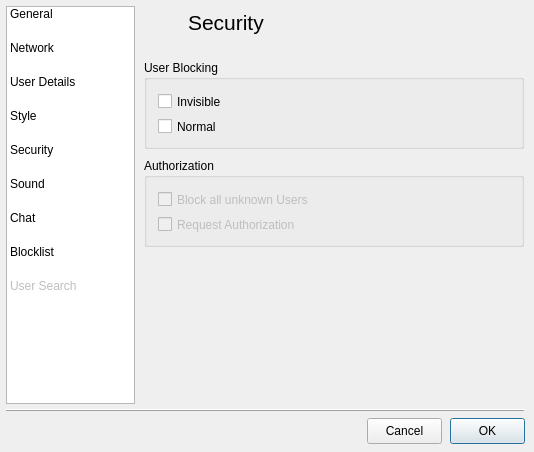
vituperative/i2pchat, file src/gui/form_settingsgui.ui: the form before one commit.
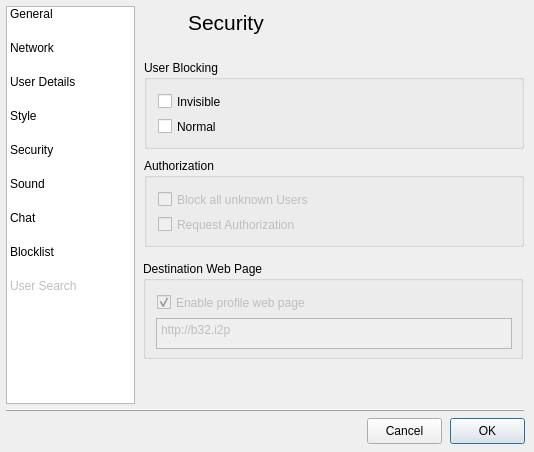
The form after the commit. The open tabs and pages were chosen to show the change. Icons and pictures are not drawn.

Commit message: Add placeholder configs for destination web page activation

```diff
--- a/src/gui/form_settingsgui.ui
+++ b/src/gui/form_settingsgui.ui
@@ -2102,6 +2102,69 @@
        </property>
       </widget>
      </widget>
+     <widget class="QGroupBox" name="groupBox_11">
+      <property name="geometry">
+       <rect>
+        <x>3</x>
+        <y>253</y>
+        <width>380</width>
+        <height>98</height>
+       </rect>
+      </property>
+      <property name="minimumSize">
+       <size>
+        <width>380</width>
+        <height>0</height>
+       </size>
+      </property>
+      <property name="maximumSize">
+       <size>
+        <width>380</width>
+        <height>16777215</height>
+       </size>
+      </property>
+      <property name="title">
+       <string>Destination Web Page</string>
+      </property>
+      <widget class="QCheckBox" name="blockallcheckBox_2">
+       <property name="enabled">
+        <bool>false</bool>
+       </property>
+       <property name="geometry">
+        <rect>
+         <x>14</x>
+         <y>31</y>
+         <width>405</width>
+         <height>21</height>
+        </rect>
+       </property>
+       <property name="text">
+        <string>Enable profile web page</string>
+       </property>
+       <property name="checked">
+        <bool>true</bool>
+       </property>
+      </widget>
+      <widget class="QPlainTextEdit" name="plainTextEdit">
+       <property name="enabled">
+        <bool>false</bool>
+       </property>
+       <property name="geometry">
+        <rect>
+         <x>13</x>
+         <y>57</y>
+         <width>356</width>
+         <height>31</height>
+        </rect>
+       </property>
+       <property name="inputMethodHints">
+        <set>Qt::ImhNone</set>
+       </property>
+       <property name="plainText">
+        <string>http://b32.i2p</string>
+       </property>
+      </widget>
+     </widget>
     </widget>
     <widget class="QWidget" name="sound_Page">
      <widget class="QWidget" name="layoutWidget_2">
```
